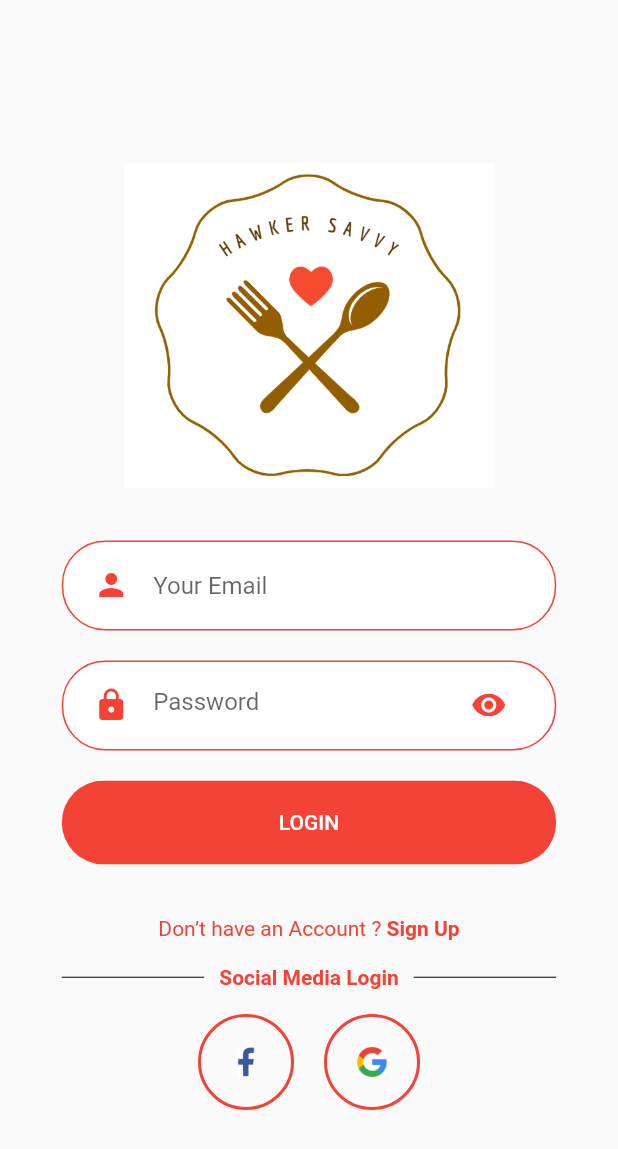
After one commit to Teo-KJ/Team-Memory-Leak_Brainhack-Code_Exp, a Flutter app: the screen it shows after launch, on a phone screen of 412 x 824 dp. The commit adds this screen. Shown: the top 1149 px of the screen. Run offline on Flutter 3.47's test engine with Material 2 defaults, Android fonts, the phone set to English and light mode, and no system bars; our stand-ins replace bottom_navy_bar, flutter_icons, flutter_map, latlong, location; missing offline and left inert: qr_code_scanner; accounts and stored records are empty.

Commit message:
login page

```diff
--- a/frontend/flutter_application/lib/main.dart
+++ b/frontend/flutter_application/lib/main.dart
@@ -1,5 +1,6 @@
 import 'package:flutter/material.dart';
 import 'package:flutter_application/views/bottom_navigation/bottom_navigation.dart';
+import 'package:flutter_application/views/login/login_page.dart';
 
 void main() {
   runApp(MyApp());
@@ -10,7 +11,7 @@ class MyApp extends StatelessWidget {
   @override
   Widget build(BuildContext context) {
     return MaterialApp(
-      home: BottomNavigation(),
+      home: LoginScreen(),
     );
   }
 }
--- /dev/null
+++ b/frontend/flutter_application/lib/views/login/components/acc_check.dart
@@ -0,0 +1,34 @@
+import 'package:flutter/material.dart';
+
+class AlreadyHaveAnAccountCheck extends StatelessWidget {
+  final bool login;
+  final Function press;
+  const AlreadyHaveAnAccountCheck({
+    Key key,
+    this.login = true,
+    this.press,
+  }) : super(key: key);
+
+  @override
+  Widget build(BuildContext context) {
+    return Row(
+      mainAxisAlignment: MainAxisAlignment.center,
+      children: <Widget>[
+        Text(
+          login ? "Don’t have an Account ? " : "Already have an Account ? ",
+          style: TextStyle(color: Colors.red),
+        ),
+        GestureDetector(
+          onTap: press,
+          child: Text(
+            login ? "Sign Up" : "Sign In",
+            style: TextStyle(
+              color: Colors.red,
+              fontWeight: FontWeight.bold,
+            ),
+          ),
+        )
+      ],
+    );
+  }
+}
--- /dev/null
+++ b/frontend/flutter_application/lib/views/login/components/background.dart
@@ -0,0 +1,24 @@
+import 'package:flutter/material.dart';
+
+class Background extends StatelessWidget {
+  final Widget child;
+  const Background({
+    Key key,
+    @required this.child,
+  }) : super(key: key);
+
+  @override
+  Widget build(BuildContext context) {
+    Size size = MediaQuery.of(context).size;
+    return Container(
+      width: double.infinity,
+      height: size.height,
+      child: Stack(
+        alignment: Alignment.center,
+        children: <Widget>[
+          child,
+        ],
+      ),
+    );
+  }
+}
--- /dev/null
+++ b/frontend/flutter_application/lib/views/login/components/body.dart
@@ -0,0 +1,72 @@
+import 'package:flutter/material.dart';
+import 'package:flutter_application/views/login/components/background.dart';
+import 'package:flutter_application/views/login/components/acc_check.dart';
+import 'package:flutter_application/views/login/components/rounded_button.dart';
+import 'package:flutter_application/views/login/components/rounded_input_field.dart';
+import 'package:flutter_application/views/login/components/rounded_password_field.dart';
+import 'package:flutter_application/views/login/components/divider.dart';
+import 'package:flutter_application/views/login/components/icons.dart';
+
+class Body extends StatelessWidget {
+  const Body({
+    Key key,
+  }) : super(key: key);
+
+  @override
+  Widget build(BuildContext context) {
+    Size size = MediaQuery.of(context).size;
+    return Background(
+      child: SingleChildScrollView(
+        child: Column(
+          mainAxisAlignment: MainAxisAlignment.center,
+          children: <Widget>[
+            SizedBox(height: size.height * 0.03),
+            Image.asset(
+              "assets/logo.PNG",
+              width: size.width * 0.6,
+            ),
+            SizedBox(height: size.height * 0.03),
+            RoundedInputField(
+              hintText: "Your Email",
+              onChanged: (value) {},
+            ),
+            RoundedPasswordField(
+              onChanged: (value) {},
+            ),
+            RoundedButton(
+              text: "LOGIN",
+              press: () {},
+            ),
+            SizedBox(height: size.height * 0.03),
+            AlreadyHaveAnAccountCheck(
+              press: () {
+                Navigator.push(
+                  context,
+                  MaterialPageRoute(
+                    builder: (context) {
+                      //return SignUpScreen();
+                    },
+                  ),
+                );
+              },
+            ),
+            OrDivider(),
+            Row(
+              mainAxisAlignment: MainAxisAlignment.center,
+              children: <Widget>[
+                SocialIcon(
+                  iconSrc: "assets/fbk.PNG",
+                  press: () {},
+                ),
+                SocialIcon(
+                  iconSrc: "assets/google.png",
+                  press: () {},
+                ),
+              ],
+            )
+          ],
+        ),
+      ),
+    );
+  }
+}
--- /dev/null
+++ b/frontend/flutter_application/lib/views/login/components/container.dart
@@ -0,0 +1,24 @@
+import 'package:flutter/material.dart';
+
+class TextFieldContainer extends StatelessWidget {
+  final Widget child;
+  const TextFieldContainer({
+    Key key,
+    this.child,
+  }) : super(key: key);
+
+  @override
+  Widget build(BuildContext context) {
+    Size size = MediaQuery.of(context).size;
+    return Container(
+      margin: EdgeInsets.symmetric(vertical: 10),
+      padding: EdgeInsets.symmetric(horizontal: 20, vertical: 5),
+      width: size.width * 0.8,
+      decoration: BoxDecoration(
+          color: Colors.white,
+          borderRadius: BorderRadius.circular(29),
+          border: Border.all(color: Colors.red)),
+      child: child,
+    );
+  }
+}
--- /dev/null
+++ b/frontend/flutter_application/lib/views/login/components/divider.dart
@@ -0,0 +1,37 @@
+import 'package:flutter/material.dart';
+
+class OrDivider extends StatelessWidget {
+  @override
+  Widget build(BuildContext context) {
+    Size size = MediaQuery.of(context).size;
+    return Container(
+      margin: EdgeInsets.symmetric(vertical: size.height * 0.02),
+      width: size.width * 0.8,
+      child: Row(
+        children: <Widget>[
+          buildDivider(),
+          Padding(
+            padding: const EdgeInsets.symmetric(horizontal: 10),
+            child: Text(
+              "Social Media Login",
+              style: TextStyle(
+                color: Colors.red,
+                fontWeight: FontWeight.w600,
+              ),
+            ),
+          ),
+          buildDivider(),
+        ],
+      ),
+    );
+  }
+
+  Expanded buildDivider() {
+    return Expanded(
+      child: Divider(
+        color: Colors.black,
+        height: 2,
+      ),
+    );
+  }
+}
--- /dev/null
+++ b/frontend/flutter_application/lib/views/login/components/icons.dart
@@ -0,0 +1,34 @@
+import 'package:flutter/material.dart';
+
+class SocialIcon extends StatelessWidget {
+  final String iconSrc;
+  final Function press;
+  const SocialIcon({
+    Key key,
+    this.iconSrc,
+    this.press,
+  }) : super(key: key);
+
+  @override
+  Widget build(BuildContext context) {
+    return GestureDetector(
+      onTap: press,
+      child: Container(
+        margin: EdgeInsets.symmetric(horizontal: 10),
+        padding: EdgeInsets.all(20),
+        decoration: BoxDecoration(
+          border: Border.all(
+            width: 2,
+            color: Colors.red,
+          ),
+          shape: BoxShape.circle,
+        ),
+        child: Image.asset(
+          iconSrc,
+          height: 20,
+          width: 20,
+        ),
+      ),
+    );
+  }
+}
--- /dev/null
+++ b/frontend/flutter_application/lib/views/login/components/rounded_button.dart
@@ -0,0 +1,35 @@
+import 'package:flutter/material.dart';
+
+class RoundedButton extends StatelessWidget {
+  final String text;
+  final Function press;
+  final Color color, textColor;
+  const RoundedButton({
+    Key key,
+    this.text,
+    this.press,
+    this.color = Colors.red,
+    this.textColor = Colors.white,
+  }) : super(key: key);
+
+  @override
+  Widget build(BuildContext context) {
+    Size size = MediaQuery.of(context).size;
+    return Container(
+      margin: EdgeInsets.symmetric(vertical: 10),
+      width: size.width * 0.8,
+      child: ClipRRect(
+        borderRadius: BorderRadius.circular(29),
+        child: FlatButton(
+          padding: EdgeInsets.symmetric(vertical: 20, horizontal: 40),
+          color: color,
+          onPressed: press,
+          child: Text(
+            text,
+            style: TextStyle(color: textColor),
+          ),
+        ),
+      ),
+    );
+  }
+}
--- /dev/null
+++ b/frontend/flutter_application/lib/views/login/components/rounded_input_field.dart
@@ -0,0 +1,33 @@
+import 'package:flutter/material.dart';
+import 'package:flutter_application/views/login/components/container.dart';
+import 'package:flutter_icons/flutter_icons.dart';
+
+class RoundedInputField extends StatelessWidget {
+  final String hintText;
+  final IconData icon;
+  final ValueChanged<String> onChanged;
+  const RoundedInputField({
+    Key key,
+    this.hintText,
+    this.icon = Icons.person,
+    this.onChanged,
+  }) : super(key: key);
+
+  @override
+  Widget build(BuildContext context) {
+    return TextFieldContainer(
+      child: TextField(
+        onChanged: onChanged,
+        cursorColor: Colors.red,
+        decoration: InputDecoration(
+          icon: Icon(
+            Icons.person,
+            color: Colors.red,
+          ),
+          hintText: hintText,
+          border: InputBorder.none,
+        ),
+      ),
+    );
+  }
+}
--- /dev/null
+++ b/frontend/flutter_application/lib/views/login/components/rounded_password_field.dart
@@ -0,0 +1,33 @@
+import 'package:flutter/material.dart';
+import 'package:flutter_application/views/login/components/container.dart';
+
+class RoundedPasswordField extends StatelessWidget {
+  final ValueChanged<String> onChanged;
+  const RoundedPasswordField({
+    Key key,
+    this.onChanged,
+  }) : super(key: key);
+
+  @override
+  Widget build(BuildContext context) {
+    return TextFieldContainer(
+      child: TextField(
+        obscureText: true,
+        onChanged: onChanged,
+        cursorColor: Colors.white,
+        decoration: InputDecoration(
+          hintText: "Password",
+          icon: Icon(
+            Icons.lock,
+            color: Colors.red,
+          ),
+          suffixIcon: Icon(
+            Icons.visibility,
+            color: Colors.red,
+          ),
+          border: InputBorder.none,
+        ),
+      ),
+    );
+  }
+}
--- /dev/null
+++ b/frontend/flutter_application/lib/views/login/login_page.dart
@@ -0,0 +1,11 @@
+import 'package:flutter/material.dart';
+import 'package:flutter_application/views/login/components/body.dart';
+
+class LoginScreen extends StatelessWidget {
+  @override
+  Widget build(BuildContext context) {
+    return Scaffold(
+      body: Body(),
+    );
+  }
+}
--- a/frontend/flutter_application/pubspec.yaml
+++ b/frontend/flutter_application/pubspec.yaml
@@ -49,8 +49,8 @@ flutter:
   uses-material-design: true
 
   # To add assets to your application, add an assets section, like this:
-  # assets:
-  #   - images/a_dot_burr.jpeg
+  assets:
+    - assets/
   #   - images/a_dot_ham.jpeg
 
   # An image asset can refer to one or more resolution-specific "variants", see
```
Also changed, not shown: frontend/flutter_application/assets/fb.png (added), frontend/flutter_application/assets/fbk.PNG (added), frontend/flutter_application/assets/google.png (added), frontend/flutter_application/assets/logo.PNG (added).
